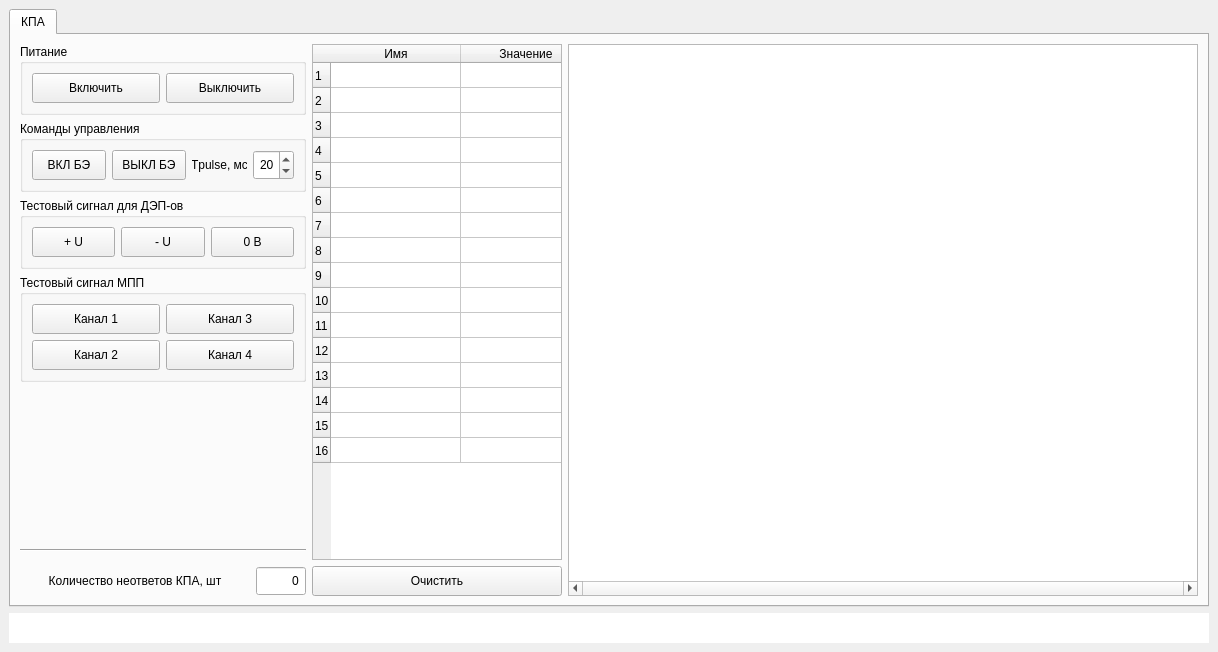
First picture: the form in main_win.ui, repository a-styuf/kpa_be_ske_lr, before the edit.
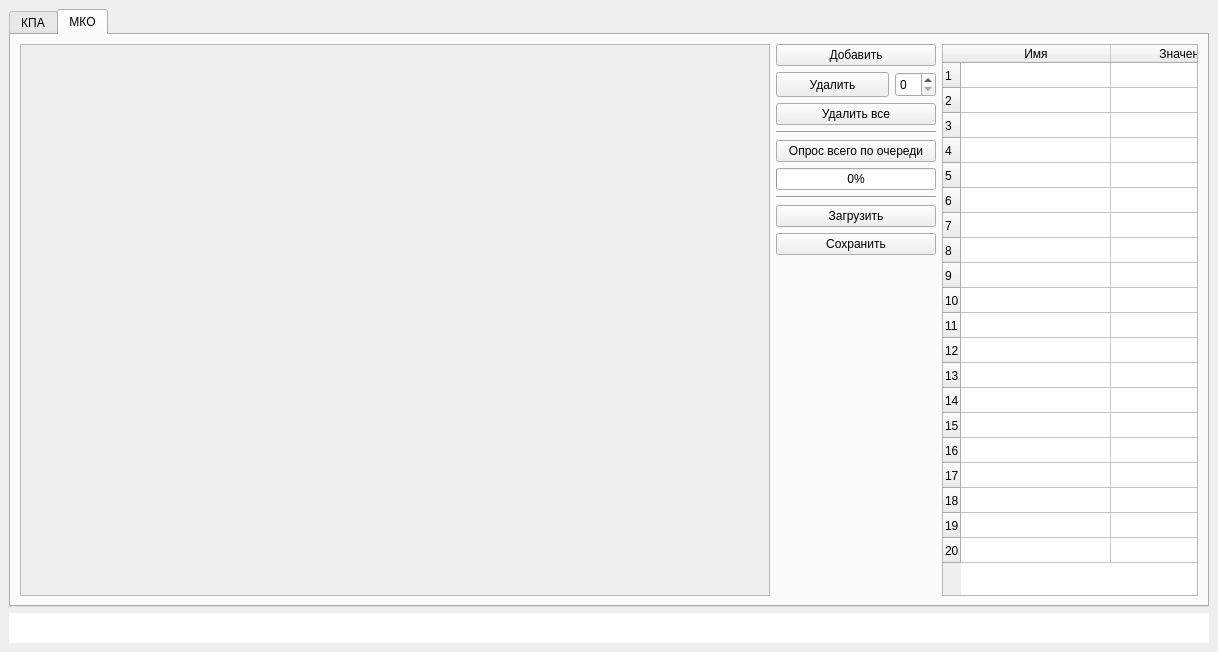
Second picture: the form after the edit.

```diff
--- a/main_win.ui
+++ b/main_win.ui
@@ -30,7 +30,7 @@
        </size>
       </property>
       <property name="currentIndex">
-       <number>0</number>
+       <number>1</number>
       </property>
       <widget class="QWidget" name="kpaTab">
        <attribute name="title">
@@ -622,6 +622,287 @@
         </item>
        </layout>
       </widget>
+      <widget class="QWidget" name="mkoTab">
+       <attribute name="title">
+        <string>МКО</string>
+       </attribute>
+       <layout class="QGridLayout" name="gridLayout_7">
+        <item row="0" column="0">
+         <layout class="QHBoxLayout" name="horizontalLayout_3">
+          <item>
+           <widget class="QScrollArea" name="scrollArea">
+            <property name="enabled">
+             <bool>true</bool>
+            </property>
+            <property name="sizePolicy">
+             <sizepolicy hsizetype="Fixed" vsizetype="Expanding">
+              <horstretch>0</horstretch>
+              <verstretch>0</verstretch>
+             </sizepolicy>
+            </property>
+            <property name="minimumSize">
+             <size>
+              <width>750</width>
+              <height>100</height>
+             </size>
+            </property>
+            <property name="verticalScrollBarPolicy">
+             <enum>Qt::ScrollBarAsNeeded</enum>
+            </property>
+            <property name="horizontalScrollBarPolicy">
+             <enum>Qt::ScrollBarAlwaysOff</enum>
+            </property>
+            <property name="widgetResizable">
+             <bool>true</bool>
+            </property>
+            <widget class="QWidget" name="scrollAreaWidgetContents">
+             <property name="geometry">
+              <rect>
+               <x>0</x>
+               <y>0</y>
+               <width>748</width>
+               <height>550</height>
+              </rect>
+             </property>
+            </widget>
+           </widget>
+          </item>
+          <item>
+           <layout class="QGridLayout" name="gridLayout_6">
+            <item row="7" column="0" colspan="2">
+             <widget class="QPushButton" name="LoadCfgPButt">
+              <property name="sizePolicy">
+               <sizepolicy hsizetype="Expanding" vsizetype="Fixed">
+                <horstretch>0</horstretch>
+                <verstretch>0</verstretch>
+               </sizepolicy>
+              </property>
+              <property name="minimumSize">
+               <size>
+                <width>130</width>
+                <height>0</height>
+               </size>
+              </property>
+              <property name="text">
+               <string>Загрузить</string>
+              </property>
+             </widget>
+            </item>
+            <item row="1" column="1">
+             <widget class="QSpinBox" name="DltUnitNumSBox">
+              <property name="sizePolicy">
+               <sizepolicy hsizetype="Fixed" vsizetype="Fixed">
+                <horstretch>0</horstretch>
+                <verstretch>0</verstretch>
+               </sizepolicy>
+              </property>
+              <property name="minimumSize">
+               <size>
+                <width>0</width>
+                <height>25</height>
+               </size>
+              </property>
+             </widget>
+            </item>
+            <item row="3" column="0" colspan="2">
+             <widget class="Line" name="line_2">
+              <property name="minimumSize">
+               <size>
+                <width>130</width>
+                <height>0</height>
+               </size>
+              </property>
+              <property name="orientation">
+               <enum>Qt::Horizontal</enum>
+              </property>
+             </widget>
+            </item>
+            <item row="1" column="0">
+             <widget class="QPushButton" name="DltUnitPButt">
+              <property name="sizePolicy">
+               <sizepolicy hsizetype="Expanding" vsizetype="Fixed">
+                <horstretch>0</horstretch>
+                <verstretch>0</verstretch>
+               </sizepolicy>
+              </property>
+              <property name="minimumSize">
+               <size>
+                <width>60</width>
+                <height>25</height>
+               </size>
+              </property>
+              <property name="text">
+               <string>Удалить</string>
+              </property>
+             </widget>
+            </item>
+            <item row="2" column="0" colspan="2">
+             <widget class="QPushButton" name="DltAllUnitsPButt">
+              <property name="sizePolicy">
+               <sizepolicy hsizetype="Expanding" vsizetype="Fixed">
+                <horstretch>0</horstretch>
+                <verstretch>0</verstretch>
+               </sizepolicy>
+              </property>
+              <property name="minimumSize">
+               <size>
+                <width>130</width>
+                <height>0</height>
+               </size>
+              </property>
+              <property name="text">
+               <string>Удалить все</string>
+              </property>
+             </widget>
+            </item>
+            <item row="8" column="0" colspan="2">
+             <widget class="QPushButton" name="SaveCfgPButt">
+              <property name="sizePolicy">
+               <sizepolicy hsizetype="Expanding" vsizetype="Fixed">
+                <horstretch>0</horstretch>
+                <verstretch>0</verstretch>
+               </sizepolicy>
+              </property>
+              <property name="minimumSize">
+               <size>
+                <width>130</width>
+                <height>0</height>
+               </size>
+              </property>
+              <property name="text">
+               <string>Сохранить</string>
+              </property>
+             </widget>
+            </item>
+            <item row="9" column="0" colspan="2">
+             <spacer name="verticalSpacer">
+              <property name="orientation">
+               <enum>Qt::Vertical</enum>
+              </property>
+              <property name="sizeHint" stdset="0">
+               <size>
+                <width>20</width>
+                <height>40</height>
+               </size>
+              </property>
+             </spacer>
+            </item>
+            <item row="0" column="0" colspan="2">
+             <widget class="QPushButton" name="AddUnitPButt">
+              <property name="sizePolicy">
+               <sizepolicy hsizetype="Expanding" vsizetype="Fixed">
+                <horstretch>0</horstretch>
+                <verstretch>0</verstretch>
+               </sizepolicy>
+              </property>
+              <property name="minimumSize">
+               <size>
+                <width>130</width>
+                <height>0</height>
+               </size>
+              </property>
+              <property name="text">
+               <string>Добавить</string>
+              </property>
+             </widget>
+            </item>
+            <item row="5" column="0" colspan="2">
+             <widget class="QProgressBar" name="mkoPollingPBar">
+              <property name="value">
+               <number>0</number>
+              </property>
+             </widget>
+            </item>
+            <item row="6" column="0" colspan="2">
+             <widget class="Line" name="line_5">
+              <property name="orientation">
+               <enum>Qt::Horizontal</enum>
+              </property>
+             </widget>
+            </item>
+            <item row="4" column="0" colspan="2">
+             <widget class="QPushButton" name="mkoPollingPButt">
+              <property name="text">
+               <string>Опрос всего по очереди</string>
+              </property>
+             </widget>
+            </item>
+           </layout>
+          </item>
+          <item>
+           <widget class="QTableWidget" name="DataTable_2">
+            <property name="sizePolicy">
+             <sizepolicy hsizetype="Minimum" vsizetype="Expanding">
+              <horstretch>0</horstretch>
+              <verstretch>0</verstretch>
+             </sizepolicy>
+            </property>
+            <property name="minimumSize">
+             <size>
+              <width>250</width>
+              <height>0</height>
+             </size>
+            </property>
+            <property name="horizontalScrollBarPolicy">
+             <enum>Qt::ScrollBarAlwaysOff</enum>
+            </property>
+            <property name="rowCount">
+             <number>20</number>
+            </property>
+            <attribute name="horizontalHeaderCascadingSectionResizes">
+             <bool>false</bool>
+            </attribute>
+            <attribute name="horizontalHeaderDefaultSectionSize">
+             <number>150</number>
+            </attribute>
+            <attribute name="horizontalHeaderMinimumSectionSize">
+             <number>50</number>
+            </attribute>
+            <attribute name="horizontalHeaderStretchLastSection">
+             <bool>true</bool>
+            </attribute>
+            <attribute name="verticalHeaderDefaultSectionSize">
+             <number>25</number>
+            </attribute>
+            <row/>
+            <row/>
+            <row/>
+            <row/>
+            <row/>
+            <row/>
+            <row/>
+            <row/>
+            <row/>
+            <row/>
+            <row/>
+            <row/>
+            <row/>
+            <row/>
+            <row/>
+            <row/>
+            <row/>
+            <row/>
+            <row/>
+            <row/>
+            <column>
+             <property name="text">
+              <string>Имя</string>
+             </property>
+            </column>
+            <column>
+             <property name="text">
+              <string>Значение</string>
+             </property>
+             <property name="textAlignment">
+              <set>AlignCenter</set>
+             </property>
+            </column>
+           </widget>
+          </item>
+         </layout>
+        </item>
+       </layout>
+      </widget>
      </widget>
     </item>
     <item>
```
Left out of the diff: 2 changed lines with no effect on the pictures.
